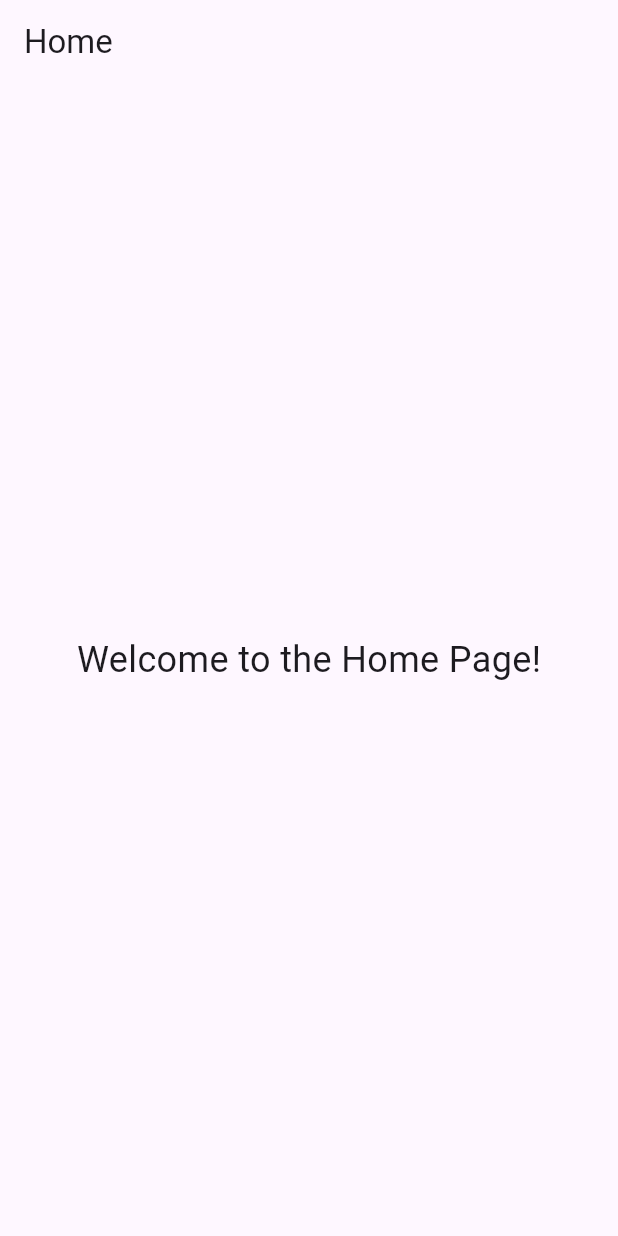
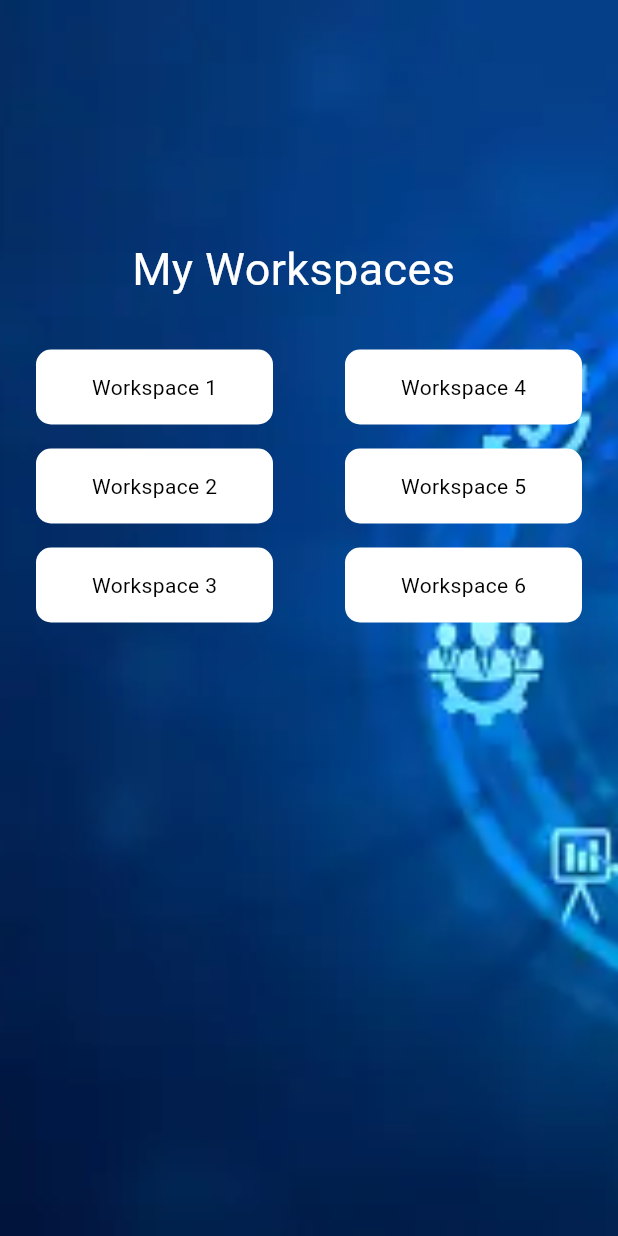
Before and after one commit to Ogesebastien1/SSM_MobileApp, a Flutter app: the screen it shows after launch, on a phone screen of 412 x 824 dp. Run offline on Flutter 3.47's test engine with Material 3 defaults, Android fonts, the phone set to English and light mode, and no system bars.

Commit message:
Button workspace ok when clicked

```diff
--- a/lib/items/workspace_item.dart
+++ b/lib/items/workspace_item.dart
@@ -0,0 +1,34 @@
+import 'package:flutter/material.dart';
+
+// Define a class for the workspace item
+class WorkspaceItem {
+  final String name;
+
+  WorkspaceItem({required this.name});
+}
+
+// Custom widget representing the workspace item
+class WorkspaceButton extends StatelessWidget {
+  final WorkspaceItem workspace;
+
+  const WorkspaceButton({super.key, required this.workspace});
+
+  @override
+  Widget build(BuildContext context) {
+    return ElevatedButton(
+      onPressed: () {
+        // Perform action when the workspace button is pressed
+        print('Workspace ${workspace.name} pressed');
+      },
+      child: Column(
+        crossAxisAlignment: CrossAxisAlignment.start,
+        children: [
+          Text(
+            workspace.name,
+            style: const TextStyle(fontSize: 20),
+          )
+        ],
+      ),
+    );
+  }
+}
--- a/lib/pages/home.dart
+++ b/lib/pages/home.dart
@@ -1,19 +1,113 @@
 import 'package:flutter/material.dart';
+import '../items/workspace_item.dart';
 
 class Home extends StatelessWidget {
-  const Home({super.key});
+  const Home({Key? key}) : super(key: key);
 
   @override
   Widget build(BuildContext context) {
+    // Sample list of workspace items
+    List<WorkspaceItem> workspaces = [
+      WorkspaceItem(name: 'Workspace 1'),
+      WorkspaceItem(name: 'Workspace 2'),
+      WorkspaceItem(name: 'Workspace 3'),
+      WorkspaceItem(name: 'Workspace 4'),
+      WorkspaceItem(name: 'Workspace 5'),
+      WorkspaceItem(name: 'Workspace 6'),
+    ];
+
     return Scaffold(
-      appBar: AppBar(
-        title: const Text('Home'),
-      ),
-      body: const Center(
-        child: Text(
-          'Welcome to the Home Page!',
-          style: TextStyle(fontSize: 24),
-        ),
+      body: Stack(
+        fit: StackFit.expand, // Make the stack fit the size of its parent
+        children: [
+          Image.asset(
+            'assets/images/backgroundHomePage.jpeg', // Replace with your background image path
+            fit: BoxFit.cover,
+          ),
+          Padding(
+            padding: const EdgeInsets.all(8.0),
+            child: Column(
+              crossAxisAlignment: CrossAxisAlignment.start,
+              children: [
+                const Padding(
+                  padding: EdgeInsets.only(top: 150, left: 80, right: 8.0, bottom: 8.0), // Added top padding
+                  child: Text(
+                    'My Workspaces',
+                    style: TextStyle(fontSize: 30, color: Colors.white), // Text color
+                  ),
+                ),
+                const SizedBox(height: 16.0),
+                Expanded(
+                  child: Row(
+                    children: [
+                      Expanded(
+                        child: ListView.builder(
+                          itemCount: (workspaces.length / 2).ceil(),
+                          itemBuilder: (BuildContext context, int index) {
+                            return Padding(
+                              padding: const EdgeInsets.symmetric(vertical: 8.0, horizontal: 16.0),
+                              child: GestureDetector(
+                                onTap: () {
+                                  // Handle button click here
+                                  print('Button ${workspaces[index].name} clicked.');
+                                },
+                                child: Container(
+                                  width: double.infinity,
+                                  height: 50, // Adjust height as needed
+                                  decoration: BoxDecoration(
+                                    color: Colors.white, // Background color of the button
+                                    borderRadius: BorderRadius.circular(10), // Border radius
+                                  ),
+                                  child: Center(
+                                    child: Text(
+                                      workspaces[index].name, // Display workspace name
+                                      style: const TextStyle(color: Colors.black), // Text color
+                                    ),
+                                  ),
+                                ),
+                              ),
+                            );
+                          },
+                        ),
+                      ),
+                      const SizedBox(width: 16.0),
+                      Expanded(
+                        child: ListView.builder(
+                          itemCount: (workspaces.length / 2).floor(),
+                          itemBuilder: (BuildContext context, int index) {
+                            return Padding(
+                              padding: const EdgeInsets.symmetric(vertical: 8.0, horizontal: 16.0),
+                              child: GestureDetector(
+                                onTap: () {
+                                  // Handle button click here
+                                  print('Button ${workspaces[index + (workspaces.length / 2).ceil()].name} clicked.');
+                                },
+                                child: Container(
+                                  width: double.infinity,
+                                  height: 50, // Adjust height as needed
+                                  decoration: BoxDecoration(
+                                    color: Colors.white, // Background color of the button
+                                    borderRadius: BorderRadius.circular(10), // Border radius
+                                  ),
+                                  child: Center(
+                                    child: Text(
+                                      workspaces[index + (workspaces.length / 2).ceil()].name, // Display workspace name
+                                      style: const TextStyle(color: Colors.black), // Text color
+                                    ),
+                                  ),
+                                ),
+                              ),
+                            );
+                          },
+                        ),
+                      ),
+                    ],
+                  ),
+                ),
+              ],
+            ),
+          ),
+        ],
       ),
     );
   }
--- a/pubspec.yaml
+++ b/pubspec.yaml
@@ -62,6 +62,8 @@ flutter:
   # assets:
   #   - images/a_dot_burr.jpeg
   #   - images/a_dot_ham.jpeg
+  assets:
+    - assets/images/
 
   # An image asset can refer to one or more resolution-specific "variants", see
   # https://flutter.dev/assets-and-images/#resolution-aware
```
Also changed, not shown: assets/images/backgroundHomePage.jpeg (added).
